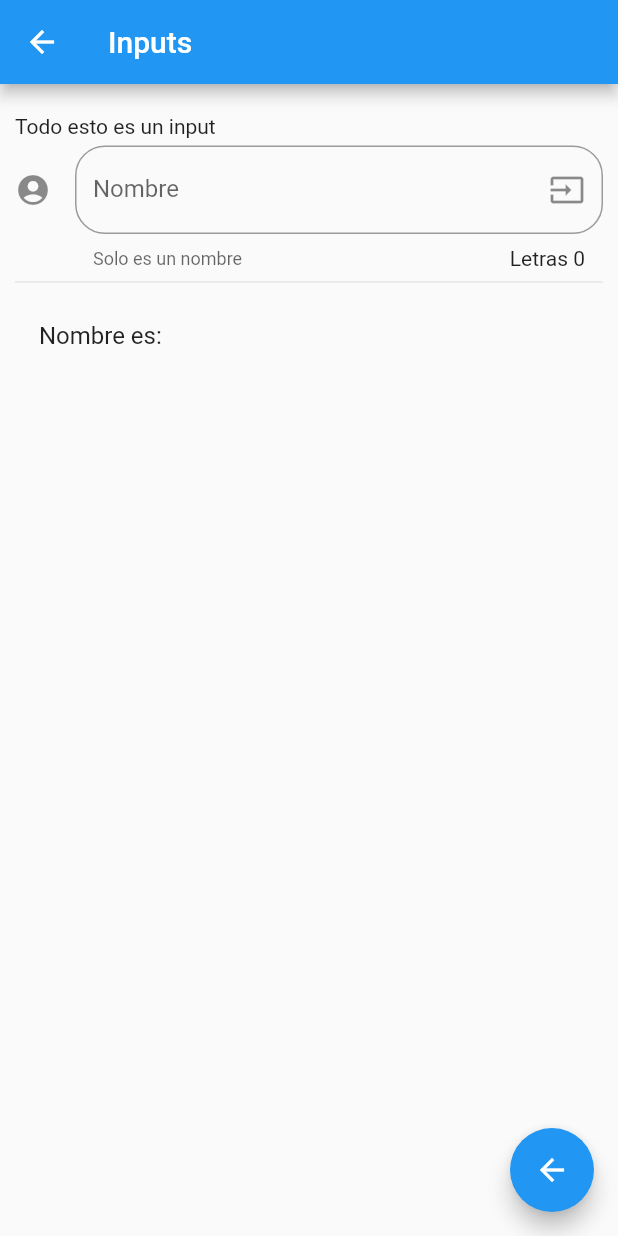
After one commit to JoshuaValey/flutter_Components, a Flutter app: the InputsPage screen opened by its route, on a phone screen of 412 x 824 dp. The commit adds this screen. Run offline on Flutter 3.47's test engine with Material 2 defaults, Android fonts, the phone set to English and light mode, and no system bars.

Commit message:
InputFields

```diff
--- a/data/menu_opts.json
+++ b/data/menu_opts.json
@@ -20,6 +20,11 @@
             "ruta": "animatedContainer",
             "icon": "donut_large",
             "texto": "Animated Container"
+        },
+        {
+            "ruta": "inputs",
+            "icon": "input",
+            "texto": "Inputs"
         }
     ]
 }
--- /dev/null
+++ b/lib/src/pages/intputs_page.dart
@@ -0,0 +1,67 @@
+import 'package:flutter/material.dart';
+
+class InputsPage extends StatefulWidget {
+  InputsPage({Key key}) : super(key: key);
+
+  _InputsPageState createState() => _InputsPageState();
+}
+
+class _InputsPageState extends State<InputsPage> {
+  String _nombre = "";
+
+  @override
+  Widget build(BuildContext context) {
+    return Scaffold(
+      floatingActionButton: FloatingActionButton(
+        child: Icon(Icons.arrow_back),
+        onPressed: () {
+          Navigator.pop(context);
+        },
+      ),
+      appBar: AppBar(
+        title: Text('Inputs'),
+      ),
+      body: ListView(
+        padding: EdgeInsets.symmetric(horizontal: 10.0, vertical: 20.0),
+        children: <Widget>[
+          Text('Todo esto es un input'),
+          SizedBox(height: 5.0),
+          _crearInput(),
+          Divider(),
+          _crearPersona(),
+        ],
+      ),
+    );
+  }
+
+  Widget _crearInput() {
+    return TextField(
+      //se enfoca cuando la page se lanza.
+      //autofocus: true,
+      textCapitalization: TextCapitalization.sentences,
+      decoration: InputDecoration(
+        border: OutlineInputBorder(
+          borderRadius: BorderRadius.circular(20.0),
+        ),
+        counter: Text('Letras ${_nombre.length}'),
+        hintText: "Nombre de la persona",
+        hintStyle: TextStyle(color: Colors.blueGrey),
+        labelText: 'Nombre',
+        helperText: 'Solo es un nombre',
+        suffixIcon: Icon(Icons.input),
+        icon: Icon(Icons.account_circle),
+      ),
+      onChanged: (valorInput) {
+        setState(() {
+          _nombre = valorInput;
+        });
+      },
+    );
+  }
+
+  Widget _crearPersona() {
+    return ListTile(
+      title: Text('Nombre es: $_nombre'),
+    );
+  }
+}
--- a/lib/src/routes/routes.dart
+++ b/lib/src/routes/routes.dart
@@ -5,6 +5,7 @@ import 'package:flutter_components/src/pages/alert_page.dart';
 import 'package:flutter_components/src/pages/avatar_page.dart';
 import 'package:flutter_components/src/pages/card_page.dart';
 import 'package:flutter_components/src/pages/animated_container.dart';
+import 'package:flutter_components/src/pages/intputs_page.dart';
 
 Map<String, WidgetBuilder> getApplicationRoutes() {
   final routes = <String, WidgetBuilder>{
@@ -13,6 +14,7 @@ Map<String, WidgetBuilder> getApplicationRoutes() {
     'avatar': (BuildContext context) => AvatarPage(),
     'card': (BuildContext context) => CardPage(),
     'animatedContainer': (BuildContext context) => AnimatedContainerPage(),
+    'inputs': (BuildContext context) => InputsPage(),
   };
 
   return routes;
--- a/lib/src/utils/icono_string_util.dart
+++ b/lib/src/utils/icono_string_util.dart
@@ -8,6 +8,7 @@ final Map<String, IconData> _icons = {
   'accessibility' /* */ : Icons.accessibility,
   'folder_open' /*   */ : Icons.folder_open,
   'donut_large' /*   */ : Icons.donut_large,
+  'input' /*         */ : Icons.input,
 };
 
 ///Voy a leer mi Map _icons, pidiendo como parametro
```
